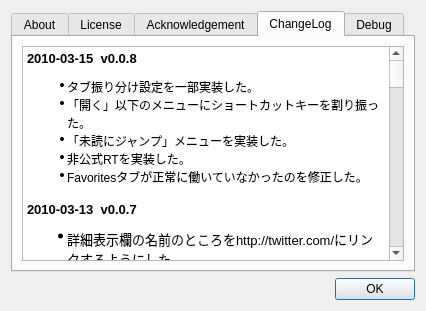
This is aboutdialog.ui in plus7/Qween as Qt 5 draws it before an edit. The edited form follows.
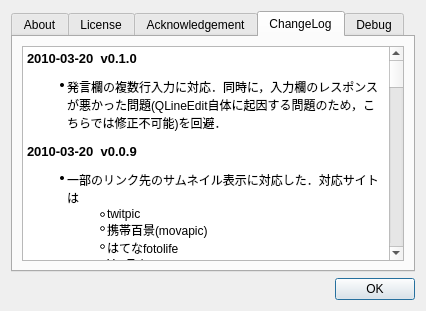
This is the edited form. The open tabs and pages were chosen to show the change.

```diff
--- a/aboutdialog.ui
+++ b/aboutdialog.ui
@@ -237,6 +237,14 @@
 &lt;table border=&quot;0&quot; style=&quot;-qt-table-type: root; margin-top:4px; margin-bottom:4px; margin-left:4px; margin-right:4px;&quot;&gt;
 &lt;tr&gt;
 &lt;td style=&quot;border: none;&quot;&gt;
+&lt;p style=&quot; margin-top:0px; margin-bottom:0px; margin-left:0px; margin-right:0px; -qt-block-indent:0; text-indent:0px;&quot;&gt;&lt;span style=&quot; font-size:10pt; font-weight:600;&quot;&gt;2010-03-20  v0.1.0&lt;/span&gt;&lt;/p&gt;
+&lt;ul style=&quot;margin-top: 0px; margin-bottom: 0px; margin-left: 0px; margin-right: 0px; -qt-list-indent: 1;&quot;&gt;&lt;li style=&quot; margin-top:12px; margin-bottom:12px; margin-left:0px; margin-right:0px; -qt-block-indent:0; text-indent:0px;&quot;&gt;発言欄の複数行入力に対応．同時に，入力欄のレスポンスが悪かった問題(QLineEdit自体に起因する問題のため，こちらでは修正不可能)を回避．&lt;/li&gt;&lt;/ul&gt;
+&lt;p style=&quot; margin-top:0px; margin-bottom:0px; margin-left:0px; margin-right:0px; -qt-block-indent:0; text-indent:0px;&quot;&gt;&lt;span style=&quot; font-size:10pt; font-weight:600;&quot;&gt;2010-03-20  v0.0.9&lt;/span&gt;&lt;/p&gt;
+&lt;ul style=&quot;margin-top: 0px; margin-bottom: 0px; margin-left: 0px; margin-right: 0px; -qt-list-indent: 1;&quot;&gt;&lt;li style=&quot; margin-top:12px; margin-bottom:0px; margin-left:0px; margin-right:0px; -qt-block-indent:0; text-indent:0px;&quot;&gt;一部のリンク先のサムネイル表示に対応した．対応サイトは		&lt;/li&gt;&lt;/ul&gt;
+&lt;ul type=&quot;circle&quot; style=&quot;margin-top: 0px; margin-bottom: 0px; margin-left: 0px; margin-right: 0px; -qt-list-indent: 2;&quot;&gt;&lt;li style=&quot; margin-top:0px; margin-bottom:0px; margin-left:0px; margin-right:0px; -qt-block-indent:0; text-indent:0px;&quot;&gt;twitpic		&lt;/li&gt;
+&lt;li style=&quot; margin-top:0px; margin-bottom:0px; margin-left:0px; margin-right:0px; -qt-block-indent:0; text-indent:0px;&quot;&gt;携帯百景(movapic)		&lt;/li&gt;
+&lt;li style=&quot; margin-top:0px; margin-bottom:0px; margin-left:0px; margin-right:0px; -qt-block-indent:0; text-indent:0px;&quot;&gt;はてなfotolife		&lt;/li&gt;
+&lt;li style=&quot; margin-top:0px; margin-bottom:0px; margin-left:0px; margin-right:0px; -qt-block-indent:0; text-indent:0px;&quot;&gt;YouTube			&lt;/li&gt;&lt;/ul&gt;
 &lt;p style=&quot; margin-top:16px; margin-bottom:12px; margin-left:0px; margin-right:0px; -qt-block-indent:0; text-indent:0px;&quot;&gt;&lt;span style=&quot; font-size:10pt; font-weight:600;&quot;&gt;2010-03-15  v0.0.8&lt;/span&gt;&lt;/p&gt;
 &lt;ul style=&quot;margin-top: 0px; margin-bottom: 0px; margin-left: 0px; margin-right: 0px; -qt-list-indent: 1;&quot;&gt;&lt;li style=&quot; margin-top:0px; margin-bottom:0px; margin-left:0px; margin-right:0px; -qt-block-indent:0; text-indent:0px;&quot;&gt;タブ振り分け設定を一部実装した。&lt;/li&gt;
 &lt;li style=&quot; margin-top:0px; margin-bottom:0px; margin-left:0px; margin-right:0px; -qt-block-indent:0; text-indent:0px;&quot;&gt;「開く」以下のメニューにショートカットキーを割り振った。&lt;/li&gt;
```
